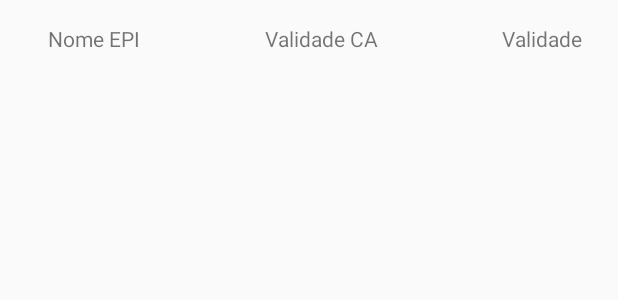
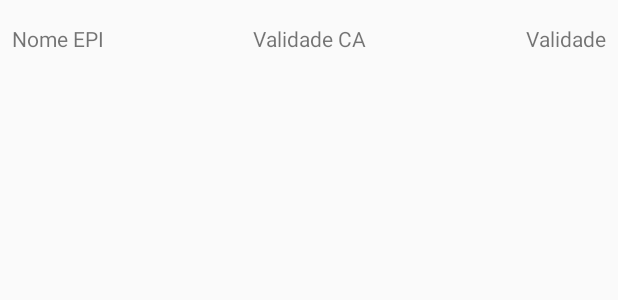
Before and after one commit to n-a-sistemas/ProjetoMobileTST, an Android app: the layout epi_pequisa.xml on its own in the app's theme, with its tools: preview values and no code run, on a phone screen of 412 x 824 dp. Shown: the top 300 px of the screen. Run offline under Robolectric (Android 15) with nearby library versions, the light colour scheme and no system bars.

Commit message:
99,96% concluído

```diff
--- a/app/src/main/res/layout/activity_main.xml
+++ b/app/src/main/res/layout/activity_main.xml
@@ -23,7 +23,7 @@
         android:layout_height="40dp"
         android:layout_marginStart="72dp"
         android:layout_marginTop="16dp"
-        android:layout_marginEnd="48dp"
+        android:layout_marginEnd="40dp"
         android:background="@color/Pesquisa"
         android:ems="10"
         android:hint="@string/txt_pesquisa"
--- a/app/src/main/res/layout/epi_pequisa.xml
+++ b/app/src/main/res/layout/epi_pequisa.xml
@@ -8,9 +8,9 @@
 
     <TextView
         android:id="@+id/text_view_nome"
-        android:layout_width="62dp"
+        android:layout_width="wrap_content"
         android:layout_height="wrap_content"
-        android:layout_marginStart="32dp"
+        android:layout_marginStart="8dp"
         android:layout_marginTop="16dp"
         android:text="@string/tv_EPI"
         android:textAppearance="@style/TextAppearance.AppCompat.Small"
@@ -24,8 +24,8 @@
         android:layout_marginTop="16dp"
         android:text="@string/tv_ca"
         android:textAppearance="@style/TextAppearance.AppCompat.Small"
-        app:layout_constraintEnd_toStartOf="@+id/text_view_validade"
-        app:layout_constraintStart_toEndOf="@+id/text_view_nome"
+        app:layout_constraintEnd_toEndOf="parent"
+        app:layout_constraintStart_toStartOf="parent"
         app:layout_constraintTop_toTopOf="parent" />
 
     <TextView
@@ -33,7 +33,7 @@
         android:layout_width="wrap_content"
         android:layout_height="wrap_content"
         android:layout_marginTop="16dp"
-        android:layout_marginEnd="24dp"
+        android:layout_marginEnd="8dp"
         android:text="@string/tv_validade"
         android:textAppearance="@style/TextAppearance.AppCompat.Small"
         app:layout_constraintEnd_toEndOf="parent"
```
Also changed, not shown: app/src/main/res/layout/activity_epi.xml (+4 -4 lines).
